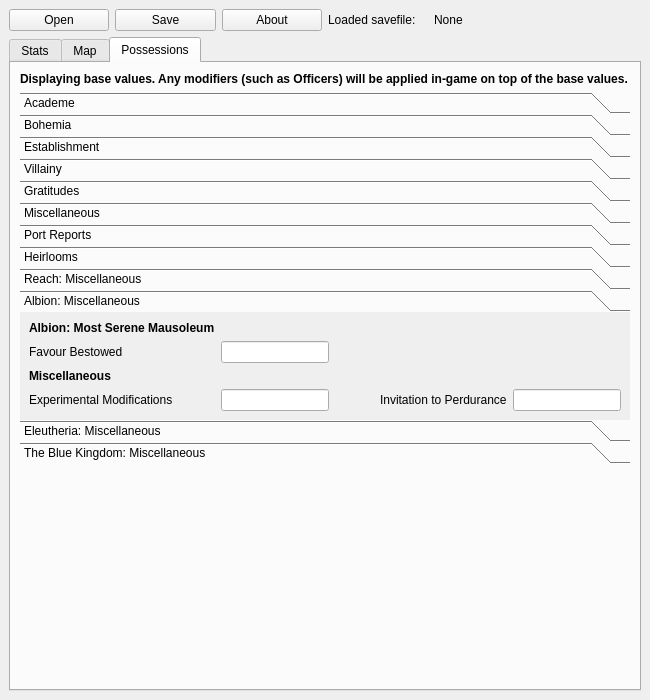
This is Qt Designer UI/sunless_skies.ui in n0stalghia/Sunless_Skies_Save_Editor as Qt 5 draws it before an edit. The edited form follows.
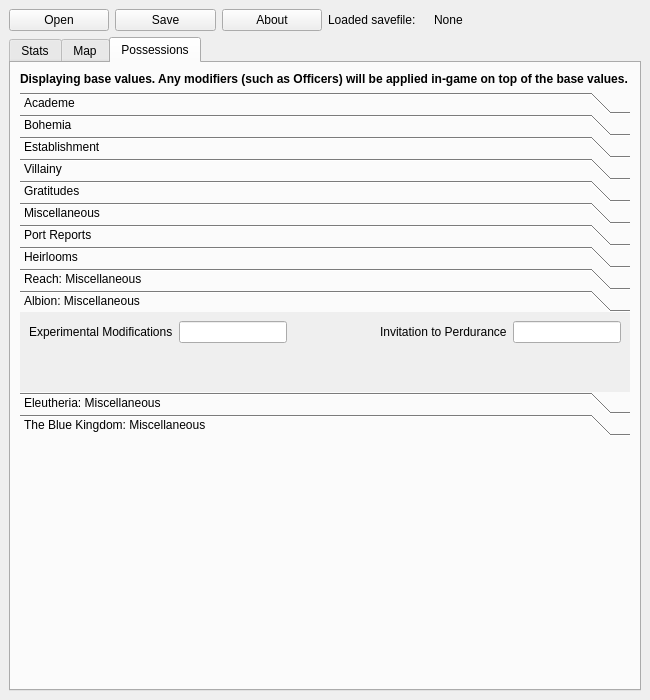
This is the edited form. The open tabs and pages were chosen to show the change.

Commit message: Possessions Tab: Removing Favours Granted Quality due to it's potential to break quests

The edit to the form file:
```diff
--- a/Qt Designer UI/sunless_skies.ui
+++ b/Qt Designer UI/sunless_skies.ui
@@ -1538,35 +1538,41 @@
             <rect>
              <x>0</x>
              <y>0</y>
-             <width>445</width>
-             <height>128</height>
+             <width>580</width>
+             <height>121</height>
             </rect>
            </property>
            <attribute name="label">
             <string>Albion: Miscellaneous</string>
            </attribute>
            <layout class="QGridLayout" name="gridLayout_14">
-            <item row="3" column="0">
-             <widget class="QLabel" name="label_66">
-              <property name="text">
-               <string>Experimental Modifications</string>
-              </property>
-             </widget>
-            </item>
-            <item row="3" column="3">
+            <item row="0" column="3">
              <widget class="QLabel" name="label_65">
               <property name="text">
                <string>Invitation to Perdurance</string>
               </property>
              </widget>
             </item>
-            <item row="3" column="1">
+            <item row="0" column="1">
              <widget class="QLineEdit" name="lineEdit_Poss_AlbionMisc_Mods"/>
             </item>
-            <item row="3" column="4">
+            <item row="0" column="4">
              <widget class="QLineEdit" name="lineEdit_Poss_AlbionMisc_Invites"/>
             </item>
-            <item row="3" column="2">
+            <item row="1" column="2">
+             <spacer name="verticalSpacer_4">
+              <property name="orientation">
+               <enum>Qt::Vertical</enum>
+              </property>
+              <property name="sizeHint" stdset="0">
+               <size>
+                <width>20</width>
+                <height>40</height>
+               </size>
+              </property>
+             </spacer>
+            </item>
+            <item row="0" column="2">
              <spacer name="horizontalSpacer_16">
               <property name="orientation">
                <enum>Qt::Horizontal</enum>
@@ -1579,27 +1585,10 @@
               </property>
              </spacer>
             </item>
-            <item row="1" column="0">
-             <widget class="QLabel" name="label_86">
-              <property name="text">
-               <string>Favour Bestowed</string>
-              </property>
-             </widget>
-            </item>
             <item row="0" column="0">
-             <widget class="QLabel" name="label_84">
+             <widget class="QLabel" name="label_66">
               <property name="text">
-               <string>&lt;html&gt;&lt;head/&gt;&lt;body&gt;&lt;p&gt;&lt;span style=&quot; font-weight:600;&quot;&gt;Albion: Most Serene Mausoleum&lt;/span&gt;&lt;/p&gt;&lt;/body&gt;&lt;/html&gt;</string>
-              </property>
-             </widget>
-            </item>
-            <item row="1" column="1">
-             <widget class="QLineEdit" name="lineEdit_Poss_AlbionMisc_Favour"/>
-            </item>
-            <item row="2" column="0">
-             <widget class="QLabel" name="label_85">
-              <property name="text">
-               <string>&lt;html&gt;&lt;head/&gt;&lt;body&gt;&lt;p&gt;&lt;span style=&quot; font-weight:600;&quot;&gt;Miscellaneous&lt;/span&gt;&lt;/p&gt;&lt;/body&gt;&lt;/html&gt;</string>
+               <string>Experimental Modifications</string>
               </property>
              </widget>
             </item>
```
Left out of the diff: 40 changed lines with no effect on the pictures. The commit also changes 1 other file.
